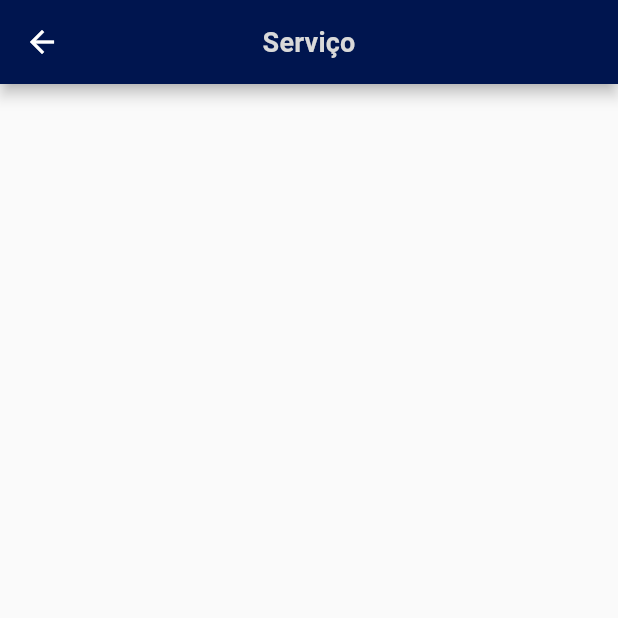
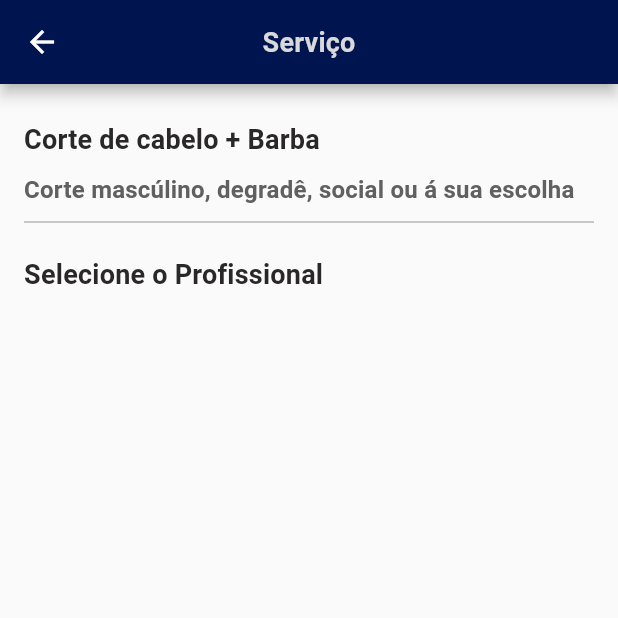
Before and after one commit to Bilson15/Wapper, a Flutter app: the ServicoParceiro screen opened by its route, on a phone screen of 412 x 824 dp, the top half of it. Run offline on Flutter 3.47's test engine with Material 2 defaults, Android fonts, the phone set to English and light mode, and no system bars; our stand-ins replace dropdown_search, flutter_rating_bar, get, lottie, mask_text_input_formatter; network calls fail; statements that could not run were skipped.

Commit message:
service continuação

```diff
--- a/lib/app/ui/info_parceiro/view/info_parceiro.dart
+++ b/lib/app/ui/info_parceiro/view/info_parceiro.dart
@@ -120,7 +120,12 @@ class InfoParceiro extends StatelessWidget {
                           onTap: () {
                             Get.toNamed('/servico-parceiro');
                           },
-                          child: CardServiceSeller(),
+                          child: CardServiceSeller(
+                            title: 'Corte de cabelo + Barba',
+                            description: 'Corte mascúlino, degradê, social ou á sua escolha',
+                            value: 'R\$ 25,00',
+                            icon: true,
+                          ),
                         );
                       })
                 ],
--- a/lib/app/ui/service_parceiro/view/service_parceiro.dart
+++ b/lib/app/ui/service_parceiro/view/service_parceiro.dart
@@ -1,8 +1,9 @@
 import 'package:flutter/material.dart';
-import 'package:flutter/src/foundation/key.dart';
-import 'package:flutter/src/widgets/framework.dart';
+import 'package:get/get.dart';
 import 'package:wapper/app/ui/components/app_bar_component.dart';
+import 'package:wapper/app/ui/components/card_service_seller.dart';
 import 'package:wapper/app/ui/components/text_component.dart';
+import 'package:wapper/app/ui/theme/styles.dart';
 
 class ServicoParceiro extends StatelessWidget {
   const ServicoParceiro({Key? key}) : super(key: key);
@@ -16,6 +17,69 @@ class ServicoParceiro extends StatelessWidget {
           fontWeight: FontWeight.w600,
         ),
       ),
+      body: SingleChildScrollView(
+        child: Padding(
+          padding: EdgeInsets.all(16),
+          child: Column(
+            children: [
+              Column(
+                crossAxisAlignment: CrossAxisAlignment.start,
+                children: [
+                  Padding(
+                    padding: EdgeInsets.symmetric(vertical: 10),
+                    child: TextComponent(
+                      'Corte de cabelo + Barba',
+                      color: fontColor,
+                      fontWeight: FontWeight.w600,
+                    ),
+                  ),
+                  SizedBox(
+                    width: Get.width,
+                    child: Row(
+                      children: [
+                        Flexible(
+                          child: Padding(
+                            padding: EdgeInsets.symmetric(vertical: 4),
+                            child: TextComponent(
+                              'Corte mascúlino, degradê, social ou á sua escolha',
+                              color: cinzaPadrao,
+                              fontWeight: FontWeight.w600,
+                              fontSize: 16,
+                            ),
+                          ),
+                        ),
+                      ],
+                    ),
+                  ),
+                  Divider(
+                    thickness: 1,
+                    color: lineColor,
+                  ),
+                ],
+              ),
+              Row(
+                crossAxisAlignment: CrossAxisAlignment.start,
+                children: [
+                  Padding(
+                    padding: EdgeInsets.symmetric(vertical: 16),
+                    child: TextComponent(
+                      'Selecione o Profissional',
+                      fontWeight: FontWeight.w600,
+                      color: fontColor,
+                    ),
+                  ),
+                ],
+              ),
+
+              // CardServiceSeller(
+              //   title: 'Corte de cabelo + Barba',
+              //   description: 'Corte mascúlino, degradê, social ou á sua escolha',
+              //   value: 'R\$ 25,00',
+              // ),
+            ],
+          ),
+        ),
+      ),
     );
   }
 }
```
Also changed, not shown: lib/app/ui/components/card_service_seller.dart (+13 -8 lines).
